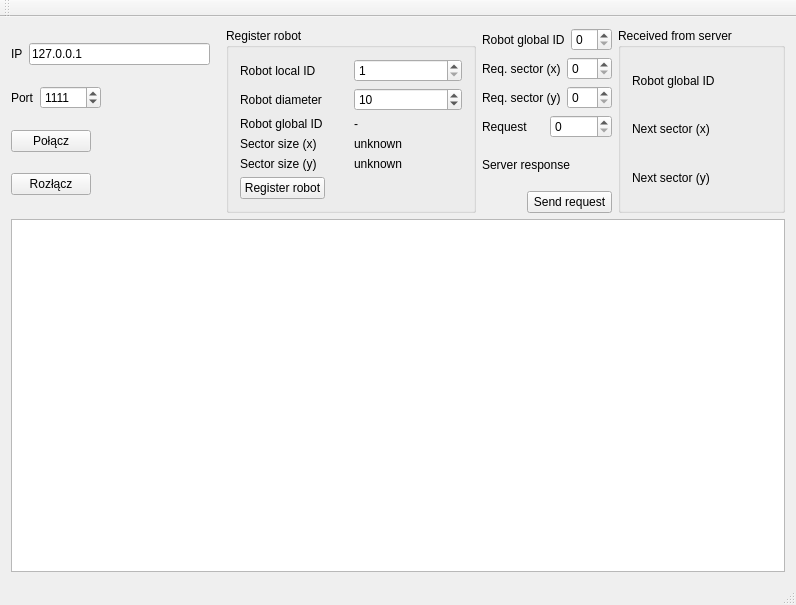
Before: the Qt Designer form klient/klient.ui in pawelbogner/sys_zdarzeniowe_2013, drawn with Qt 5.
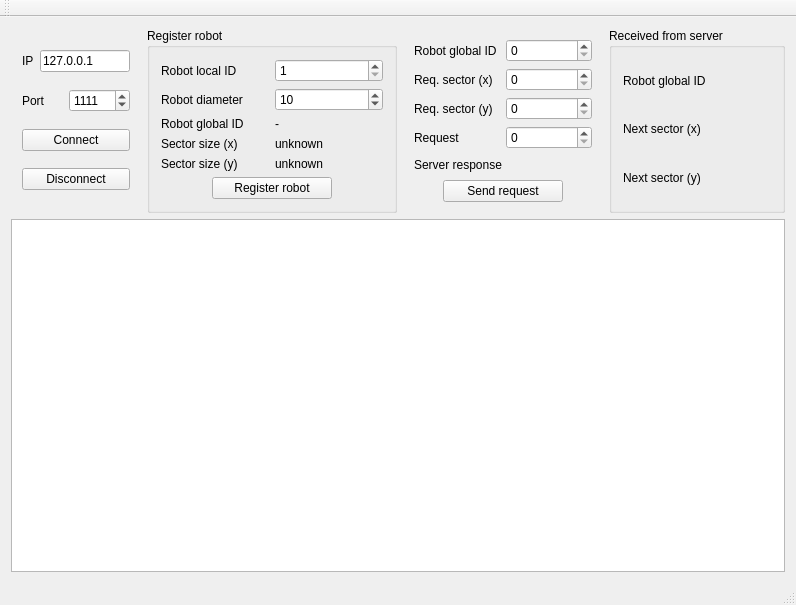
After: the same form once the commit is applied.

Commit message: flow control RC2

```diff
--- a/klient/klient.ui
+++ b/klient/klient.ui
@@ -18,6 +18,25 @@
     <item>
      <layout class="QHBoxLayout" name="horizontalLayout_20">
       <item>
+       <widget class="QWidget" name="" native="true">
+        <property name="sizePolicy">
+         <sizepolicy hsizetype="Fixed" vsizetype="Preferred">
+          <horstretch>0</horstretch>
+          <verstretch>0</verstretch>
+         </sizepolicy>
+        </property>
+        <property name="minimumSize">
+         <size>
+          <width>130</width>
+          <height>0</height>
+         </size>
+        </property>
+        <property name="maximumSize">
+         <size>
+          <width>120</width>
+          <height>16777215</height>
+         </size>
+        </property>
        <layout class="QVBoxLayout" name="verticalLayout">
         <item>
          <layout class="QHBoxLayout" name="horizontalLayout">
@@ -35,22 +54,6 @@
             </property>
            </widget>
           </item>
-          <item>
-           <spacer name="horizontalSpacer_6">
-            <property name="orientation">
-             <enum>Qt::Horizontal</enum>
-            </property>
-            <property name="sizeType">
-             <enum>QSizePolicy::Fixed</enum>
-            </property>
-            <property name="sizeHint" stdset="0">
-             <size>
-              <width>10</width>
-              <height>20</height>
-             </size>
-            </property>
-           </spacer>
-          </item>
          </layout>
         </item>
         <item>
@@ -62,8 +65,27 @@
             </property>
            </widget>
           </item>
+           <item>
+            <spacer name="horizontalSpacer_5">
+             <property name="orientation">
+              <enum>Qt::Horizontal</enum>
+             </property>
+             <property name="sizeType">
+              <enum>QSizePolicy::Expanding</enum>
+             </property>
+             <property name="sizeHint" stdset="0">
+              <size>
+               <width>40</width>
+               <height>20</height>
+              </size>
+             </property>
+            </spacer>
+           </item>
           <item>
            <widget class="QSpinBox" name="port">
+             <property name="minimum">
+              <number>1</number>
+             </property>
             <property name="maximum">
              <number>65535</number>
             </property>
@@ -72,22 +94,6 @@
             </property>
            </widget>
           </item>
-          <item>
-           <spacer name="horizontalSpacer_5">
-            <property name="orientation">
-             <enum>Qt::Horizontal</enum>
-            </property>
-            <property name="sizeType">
-             <enum>QSizePolicy::Expanding</enum>
-            </property>
-            <property name="sizeHint" stdset="0">
-             <size>
-              <width>40</width>
-              <height>20</height>
-             </size>
-            </property>
-           </spacer>
-          </item>
          </layout>
         </item>
         <item>
@@ -95,23 +101,10 @@
           <item>
            <widget class="QPushButton" name="pushButton">
             <property name="text">
-             <string>Połącz</string>
+              <string>Connect</string>
             </property>
            </widget>
           </item>
-          <item>
-           <spacer name="horizontalSpacer">
-            <property name="orientation">
-             <enum>Qt::Horizontal</enum>
-            </property>
-            <property name="sizeHint" stdset="0">
-             <size>
-              <width>40</width>
-              <height>20</height>
-             </size>
-            </property>
-           </spacer>
-          </item>
          </layout>
         </item>
         <item>
@@ -119,26 +112,14 @@
           <item>
            <widget class="QPushButton" name="pushButton_2">
             <property name="text">
-             <string>Rozłącz</string>
+              <string>Disconnect</string>
             </property>
            </widget>
           </item>
-          <item>
-           <spacer name="horizontalSpacer_2">
-            <property name="orientation">
-             <enum>Qt::Horizontal</enum>
-            </property>
-            <property name="sizeHint" stdset="0">
-             <size>
-              <width>37</width>
-              <height>17</height>
-             </size>
-            </property>
-           </spacer>
-          </item>
          </layout>
         </item>
        </layout>
+       </widget>
       </item>
       <item>
        <widget class="QGroupBox" name="groupBox">
@@ -264,30 +245,48 @@
           <layout class="QHBoxLayout" name="horizontalLayout_10">
            <item>
             <widget class="QPushButton" name="pushButton_3">
+             <property name="sizePolicy">
+              <sizepolicy hsizetype="Fixed" vsizetype="Fixed">
+               <horstretch>0</horstretch>
+               <verstretch>0</verstretch>
+              </sizepolicy>
+             </property>
+             <property name="minimumSize">
+              <size>
+               <width>120</width>
+               <height>0</height>
+              </size>
+             </property>
              <property name="text">
               <string>Register robot</string>
              </property>
             </widget>
            </item>
-           <item>
-            <spacer name="horizontalSpacer_3">
-             <property name="orientation">
-              <enum>Qt::Horizontal</enum>
-             </property>
-             <property name="sizeHint" stdset="0">
-              <size>
-               <width>40</width>
-               <height>20</height>
-              </size>
-             </property>
-            </spacer>
-           </item>
           </layout>
          </item>
         </layout>
        </widget>
       </item>
       <item>
+       <widget class="QWidget" name="" native="true">
+        <property name="sizePolicy">
+         <sizepolicy hsizetype="Fixed" vsizetype="Preferred">
+          <horstretch>0</horstretch>
+          <verstretch>0</verstretch>
+         </sizepolicy>
+        </property>
+        <property name="minimumSize">
+         <size>
+          <width>200</width>
+          <height>0</height>
+         </size>
+        </property>
+        <property name="maximumSize">
+         <size>
+          <width>200</width>
+          <height>16777215</height>
+         </size>
+        </property>
        <layout class="QVBoxLayout" name="verticalLayout_3">
         <item>
          <layout class="QHBoxLayout" name="horizontalLayout_11">
@@ -365,24 +364,20 @@
         </item>
         <item>
          <layout class="QHBoxLayout" name="horizontalLayout_16">
-          <item>
-           <spacer name="horizontalSpacer_4">
-            <property name="orientation">
-             <enum>Qt::Horizontal</enum>
-            </property>
-            <property name="sizeType">
-             <enum>QSizePolicy::Fixed</enum>
-            </property>
-            <property name="sizeHint" stdset="0">
-             <size>
-              <width>45</width>
-              <height>17</height>
-             </size>
-            </property>
-           </spacer>
-          </item>
           <item>
            <widget class="QPushButton" name="pushButton_4">
+             <property name="sizePolicy">
+              <sizepolicy hsizetype="Fixed" vsizetype="Fixed">
+               <horstretch>0</horstretch>
+               <verstretch>0</verstretch>
+              </sizepolicy>
+             </property>
+             <property name="minimumSize">
+              <size>
+               <width>120</width>
+               <height>0</height>
+              </size>
+             </property>
             <property name="text">
              <string>Send request</string>
             </property>
@@ -391,6 +386,7 @@
          </layout>
         </item>
        </layout>
+       </widget>
       </item>
       <item>
        <widget class="QGroupBox" name="groupBox_3">
```
Lines whose indentation alone changed are shown as unchanged. The commit also changes 1 other file.
